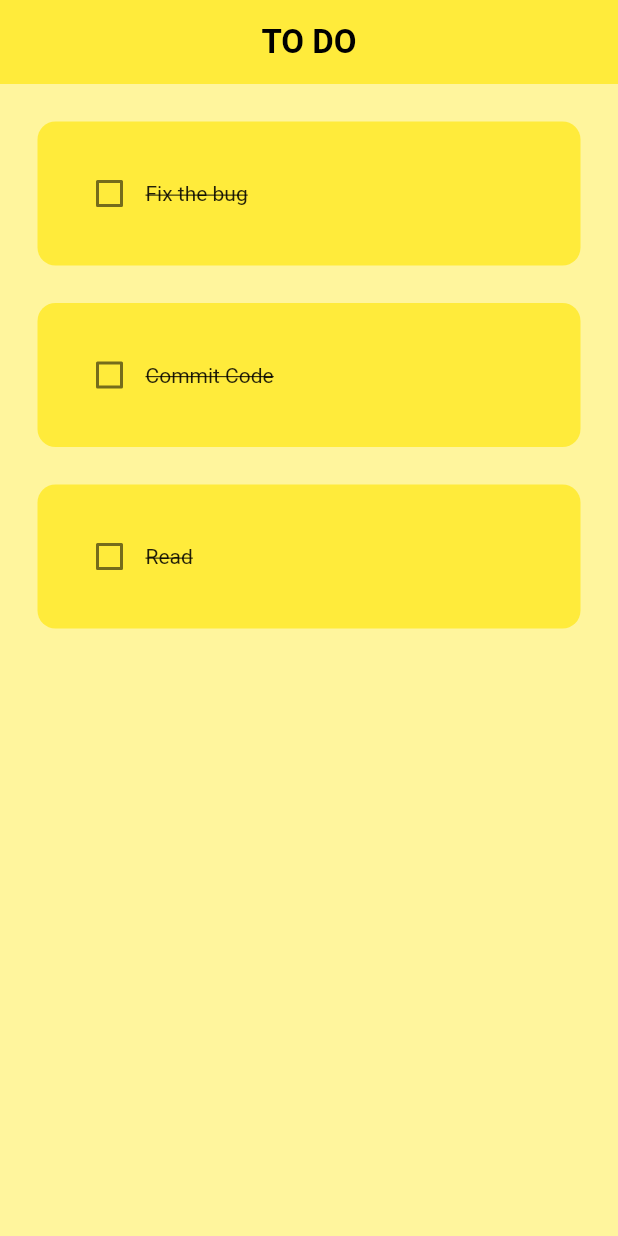
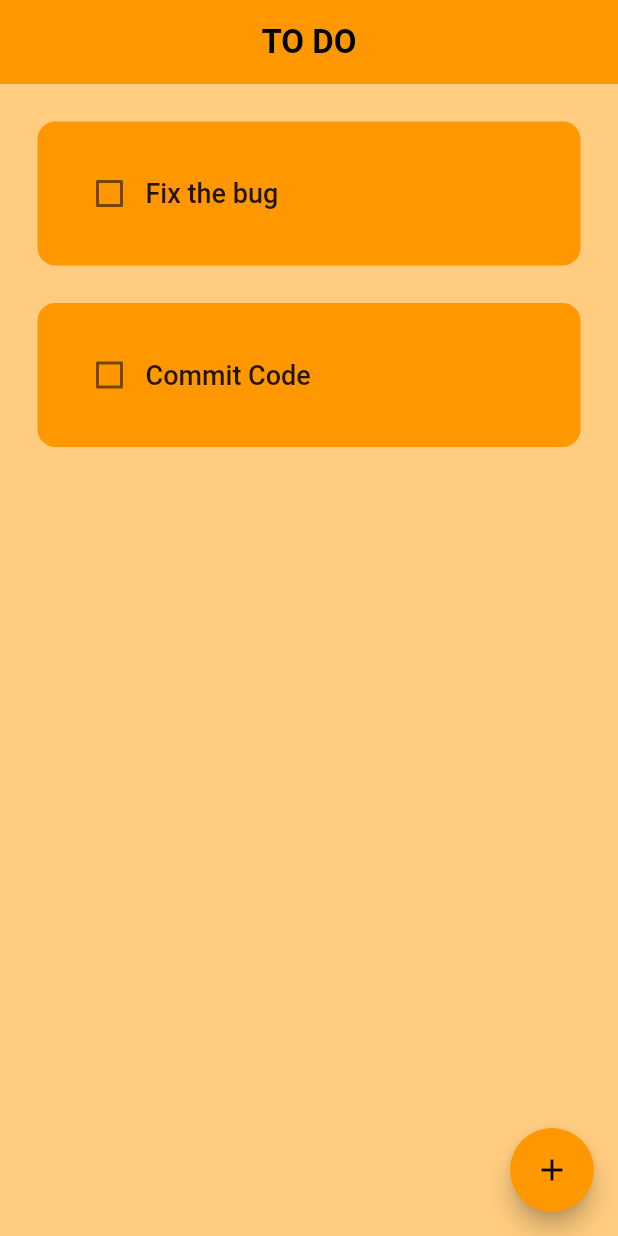
Before and after one commit to maazjnr/todoApp-Flutter, a Flutter app: the screen it shows after launch, on a phone screen of 412 x 824 dp. Run offline on Flutter 3.47's test engine with Material 2 defaults, Android fonts, the phone set to English and light mode, and no system bars.

Commit message:
todo save an cancel option

```diff
--- a/lib/home_page.dart
+++ b/lib/home_page.dart
@@ -1,6 +1,7 @@
 import 'package:flutter/material.dart';
 import 'package:flutter/src/widgets/framework.dart';
 import 'package:flutter/src/widgets/placeholder.dart';
+import 'package:todo_app/util/dialog_box.dart';
 import 'package:todo_app/util/todo_tile.dart';
 
 class HomePage extends StatefulWidget {
@@ -11,11 +12,11 @@ class HomePage extends StatefulWidget {
 }
 
 class _HomePageState extends State<HomePage> {
+  final _controller = TextEditingController();
 
   List toDoList = [
     ['Fix the bug', false],
     ['Commit Code', false],
-    ['Read', false],
   ];
 
   void checkBoxChanged(bool? value, int index) {
@@ -24,12 +25,35 @@ class _HomePageState extends State<HomePage> {
     });
   }
 
-  late final TextEditingController textEditingController;
+  //save new task
+
+  void savedNewTask() {
+    setState(() {
+      toDoList.add([_controller.text, false]);
+      _controller.clear();
+    });
+
+    Navigator.of(context).pop();
+  }
+
+  // create a new task
+  void createANewTask() {
+    showDialog(
+      context: context,
+      builder: (context) {
+        return DialogBox(
+          controller: _controller,
+          onSaved: savedNewTask,
+          onCanceled: () => Navigator.of(context).pop(),
+        );
+      },
+    );
+  }
 
   @override
   Widget build(BuildContext context) {
     return Scaffold(
-      backgroundColor: Colors.yellow[200],
+      backgroundColor: Colors.orange[200],
       appBar: AppBar(
         title: Text(
           'TO DO',
@@ -39,14 +63,18 @@ class _HomePageState extends State<HomePage> {
         centerTitle: true,
         elevation: 0,
       ),
+      floatingActionButton: FloatingActionButton(
+        onPressed: createANewTask,
+        child: Icon(Icons.add),
+      ),
       body: ListView.builder(
-        itemCount: toDoList.length,
-        itemBuilder: (context, index) {
-          return TodoTile(taskName: toDoList[index][0],
-          isTaskCompleted: toDoList[index][1] ,
-          onChanged: (value) => checkBoxChanged(value, index)
-          );
-        } ),
+          itemCount: toDoList.length,
+          itemBuilder: (context, index) {
+            return TodoTile(
+                taskName: toDoList[index][0],
+                isTaskCompleted: toDoList[index][1],
+                onChanged: (value) => checkBoxChanged(value, index));
+          }),
     );
   }
 }
--- a/lib/main.dart
+++ b/lib/main.dart
@@ -13,7 +13,7 @@ class MyApp extends StatelessWidget {
     return MaterialApp(
       title: 'Todo App',
       theme: ThemeData(
-        primarySwatch: Colors.yellow
+        primarySwatch: Colors.orange
       ),
       home: const HomePage(),
       debugShowCheckedModeBanner: false,
--- a/lib/util/todo_tile.dart
+++ b/lib/util/todo_tile.dart
@@ -18,13 +18,23 @@ class TodoTile extends StatelessWidget {
       child: Container(
         padding: const EdgeInsets.all(24.0),
         decoration: BoxDecoration(
-            color: Colors.yellow, borderRadius: BorderRadius.circular(12)),
+            color: Colors.orange, borderRadius: BorderRadius.circular(12)),
         child: Row(
           children: [
-            Checkbox(value: isTaskCompleted, onChanged: onChanged,
-            activeColor: Colors.orange,
+            Checkbox(
+              value: isTaskCompleted,
+              onChanged: onChanged,
+              activeColor: Colors.black,
             ),
-            Text(taskName, style: const TextStyle(decoration: TextDecoration.lineThrough) ,)
+            Text(
+              taskName,
+              style: TextStyle(
+                  decoration: isTaskCompleted
+                      ? TextDecoration.lineThrough
+                      : TextDecoration.none,
+                  fontSize: 18,
+                  fontWeight: FontWeight.w500),
+            )
           ],
         ),
       ),
```
Also changed, not shown: lib/util/dialog_box.dart (added, +50 -0 lines), lib/util/my_button.dart (added, +17 -0 lines).
